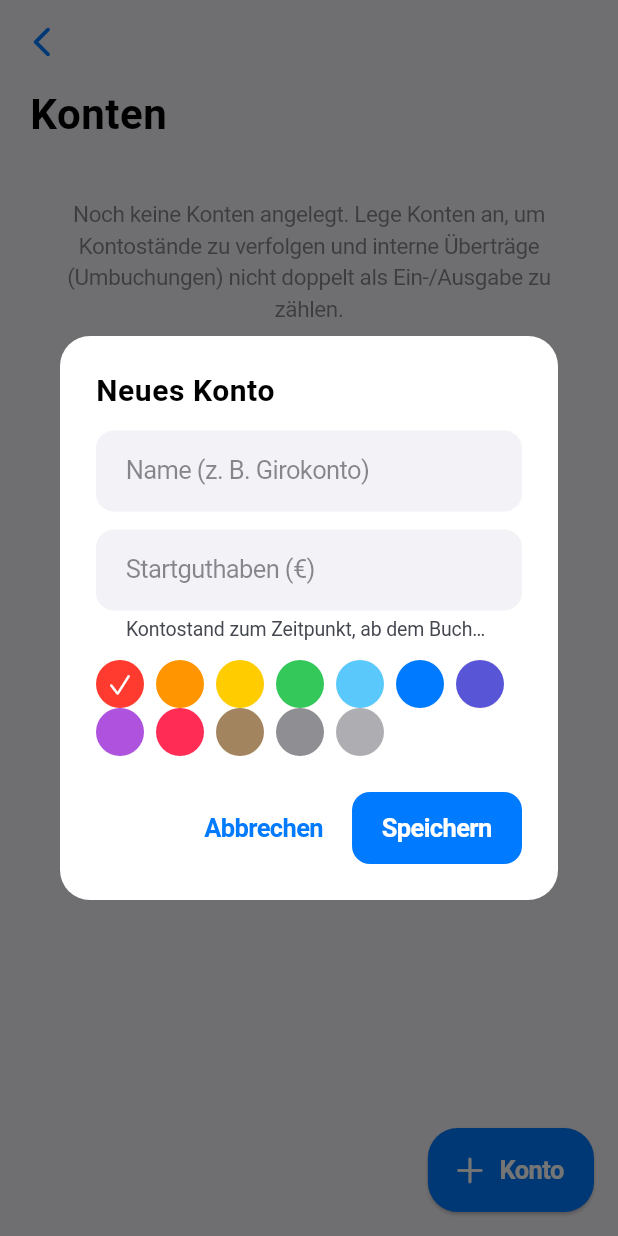
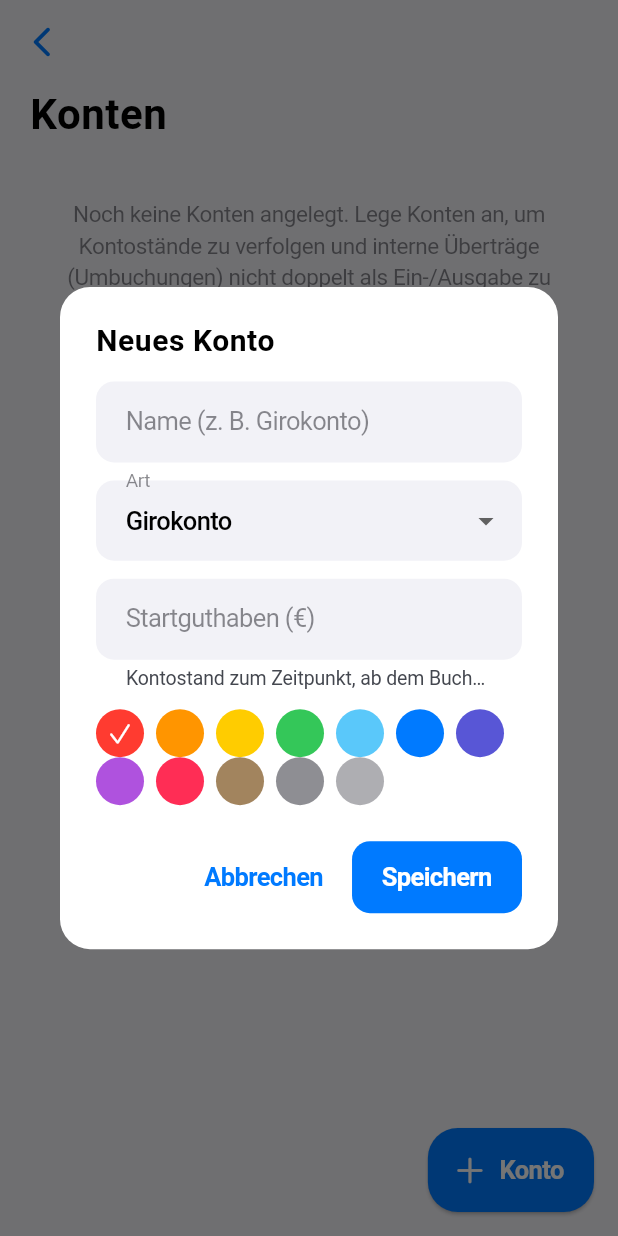
Before and after one commit to TobiasKgr/Remote, a Flutter app: the AccountsScreen screen opened directly, after a tap on "Konto", on a phone screen of 412 x 824 dp. Run offline on Flutter 3.47's test engine with Material 3 defaults, Android fonts, the phone set to English and light mode, and no system bars; our stand-ins replace file_picker, fl_chart, flutter_local_notifications, flutter_riverpod, hive, hive_flutter; missing offline and left inert: dart:html, syncfusion_flutter_pdf; accounts and stored records are empty.

Commit message:
Add account types and fix per-person filtering on the accounts screen
Konten now have a real type (Girokonto/Tagesgeld/Kreditkarte/Kredit)
instead of just a name, so credit cards and loans get their own icon
and grouping instead of looking identical to a checking account. A
loan can now be tracked account-to-account via repayment Umbuchungen
(negative starting balance reduced by transfers), as an alternative
to the existing manual liability-asset entry for untracked debts.

The accounts screen previously always showed every account regardless
of the selected person filter, unlike every other screen - it now
respects the same Alle/Gemeinsam/per-person filter (the transfer
dialog intentionally still lists all accounts, since transfers often
cross people).

Demo data now concretely covers two people with their own checking
accounts plus a shared savings account, a credit card and a tracked
loan, matching the scenario this was built to answer.

```diff
--- a/lib/data/hive_setup.dart
+++ b/lib/data/hive_setup.dart
@@ -35,6 +35,7 @@ Future<void> initHive() async {
   Hive.registerAdapter(CompanyCarAdapter());
   Hive.registerAdapter(BudgetAdapter());
   Hive.registerAdapter(AccountAdapter());
+  Hive.registerAdapter(AccountTypeAdapter());
   Hive.registerAdapter(AssetAdapter());
   Hive.registerAdapter(AssetCategoryAdapter());
 
--- a/lib/models/account.dart
+++ b/lib/models/account.dart
@@ -1,4 +1,31 @@
 import 'package:hive/hive.dart';
+
+/// The kind of account, purely for icon/grouping/labeling purposes - every
+/// type behaves identically in balance calculation (startingBalance + sum of
+/// booked transactions) and can be transferred to/from like any other.
+enum AccountType {
+  girokonto,
+  tagesgeld,
+  kreditkarte,
+
+  /// A tracked loan/credit: [Account.startingBalance] is typically negative
+  /// (the amount owed), and repayment [Transaction]s (or Umbuchungen from
+  /// another own account) reduce the debt over time. For a loan you don't
+  /// want booking-by-booking tracking for, use an [Asset] with
+  /// `AssetCategory.liability` instead - a plain manually-updated value.
+  kredit,
+}
+
+class AccountTypeAdapter extends TypeAdapter<AccountType> {
+  @override
+  final int typeId = 12;
+
+  @override
+  AccountType read(BinaryReader reader) => AccountType.values[reader.readByte()];
+
+  @override
+  void write(BinaryWriter writer, AccountType obj) => writer.writeByte(obj.index);
+}
 
 /// A bank account ("Konto"). Its current balance is derived, not stored:
 /// [startingBalance] plus the sum of all [Transaction.amount] booked to it
@@ -10,12 +37,14 @@ class Account extends HiveObject {
     this.startingBalance = 0,
     this.colorValue = 0xFF2196F3,
     this.personId,
+    this.type = AccountType.girokonto,
   });
 
   final String id;
   String name;
   double startingBalance;
   int colorValue;
+  AccountType type;
 
   /// Owning household member, if any. `null` means shared/not attributed.
   String? personId;
@@ -26,6 +55,7 @@ class Account extends HiveObject {
         'startingBalance': startingBalance,
         'colorValue': colorValue,
         'personId': personId,
+        'type': type.index,
       };
 
   static Account fromJson(Map<String, dynamic> json) => Account(
@@ -34,6 +64,7 @@ class Account extends HiveObject {
         startingBalance: (json['startingBalance'] as num).toDouble(),
         colorValue: json['colorValue'] as int,
         personId: json['personId'] as String?,
+        type: AccountType.values[(json['type'] as int?) ?? 0],
       );
 }
 
@@ -50,6 +81,9 @@ class AccountAdapter extends TypeAdapter<Account> {
       startingBalance: map['startingBalance'] as double,
       colorValue: map['colorValue'] as int,
       personId: map['personId'] as String?,
+      // Accounts persisted before AccountType existed have no 'type' key -
+      // default them to the most common kind (Girokonto).
+      type: AccountType.values[(map['type'] as int?) ?? 0],
     );
   }
 
@@ -61,6 +95,7 @@ class AccountAdapter extends TypeAdapter<Account> {
       'startingBalance': obj.startingBalance,
       'colorValue': obj.colorValue,
       'personId': obj.personId,
+      'type': obj.type.index,
     });
   }
 }
--- a/lib/screens/accounts_screen.dart
+++ b/lib/screens/accounts_screen.dart
@@ -11,19 +11,41 @@ import '../providers/transaction_providers.dart';
 import '../theme/app_theme.dart';
 import '../utils/formatters.dart';
 import '../widgets/apple_widgets.dart';
+import '../widgets/person_filter_bar.dart';
+
+String accountTypeLabel(AccountType type) => switch (type) {
+      AccountType.girokonto => 'Girokonto',
+      AccountType.tagesgeld => 'Tagesgeldkonto',
+      AccountType.kreditkarte => 'Kreditkarte',
+      AccountType.kredit => 'Kredit',
+    };
+
+IconData accountTypeIcon(AccountType type) => switch (type) {
+      AccountType.girokonto => CupertinoIcons.building_2_fill,
+      AccountType.tagesgeld => CupertinoIcons.graph_circle_fill,
+      AccountType.kreditkarte => CupertinoIcons.creditcard_fill,
+      AccountType.kredit => CupertinoIcons.arrow_down_right_circle_fill,
+    };
 
 class AccountsScreen extends ConsumerWidget {
   const AccountsScreen({super.key});
 
   @override
   Widget build(BuildContext context, WidgetRef ref) {
-    final accounts = ref.watch(accountNotifierProvider);
+    final allAccounts = ref.watch(accountNotifierProvider);
     final balances = ref.watch(accountBalancesProvider);
+    final personFilter = ref.watch(selectedPersonFilterProvider);
+    final accounts = filterByPerson(allAccounts, personFilter, (a) => a.personId).toList();
+
+    final groups = <AccountType, List<Account>>{};
+    for (final account in accounts) {
+      groups.putIfAbsent(account.type, () => []).add(account);
+    }
 
     return Scaffold(
       appBar: AppBar(title: const SizedBox.shrink()),
       body: SafeArea(
-        child: accounts.isEmpty
+        child: allAccounts.isEmpty
             ? ListView(
                 children: [
                   const AppleLargeTitle('Konten'),
@@ -38,12 +60,30 @@ class AccountsScreen extends ConsumerWidget {
                   ),
                 ],
               )
-            : ListView(
-                padding: const EdgeInsets.only(bottom: 96),
+            : Column(
                 children: [
                   const AppleLargeTitle('Konten'),
-                  AppleGroupedSection(
-                    children: [for (final account in accounts) _AccountTile(account: account, balance: balances[account.id] ?? 0)],
+                  const PersonFilterBar(),
+                  Expanded(
+                    child: accounts.isEmpty
+                        ? Center(
+                            child: Text(
+                              'Keine Konten für diesen Filter.',
+                              style: TextStyle(color: context.appleColors.secondaryLabel),
+                            ),
+                          )
+                        : ListView(
+                            padding: const EdgeInsets.only(bottom: 96, top: 8),
+                            children: [
+                              for (final type in AccountType.values)
+                                if (groups[type] != null) ...[
+                                  AppleSectionHeader(accountTypeLabel(type)),
+                                  AppleGroupedSection(
+                                    children: [for (final account in groups[type]!) _AccountTile(account: account, balance: balances[account.id] ?? 0)],
+                                  ),
+                                ],
+                            ],
+                          ),
                   ),
                 ],
               ),
@@ -51,10 +91,10 @@ class AccountsScreen extends ConsumerWidget {
       floatingActionButton: Column(
         mainAxisAlignment: MainAxisAlignment.end,
         children: [
-          if (accounts.length >= 2)
+          if (allAccounts.length >= 2)
             FloatingActionButton.extended(
               heroTag: 'account_transfer',
-              onPressed: () => _showTransferDialog(context, ref, accounts),
+              onPressed: () => _showTransferDialog(context, ref, allAccounts),
               icon: const Icon(CupertinoIcons.arrow_right_arrow_left),
               label: const Text('Umbuchung'),
             ),
@@ -78,6 +118,7 @@ Future<void> _showAccountDialog(BuildContext context, WidgetRef ref, {Account? e
   );
   final persons = ref.read(personNotifierProvider);
   String? personId = existing?.personId;
+  AccountType type = existing?.type ?? AccountType.girokonto;
   Color color = existing != null ? Color(existing.colorValue) : AppleColors.pickerPalette.first;
 
   final saved = await showDialog<bool>(
@@ -92,11 +133,20 @@ Future<void> _showAccountDialog(BuildContext context, WidgetRef ref, {Account? e
             children: [
               TextField(controller: nameController, decoration: const InputDecoration(labelText: 'Name (z. B. Girokonto)')),
               const SizedBox(height: 12),
+              DropdownButtonFormField<AccountType>(
+                initialValue: type,
+                decoration: const InputDecoration(labelText: 'Art'),
+                items: AccountType.values.map((t) => DropdownMenuItem(value: t, child: Text(accountTypeLabel(t)))).toList(),
+                onChanged: (v) => setStateDialog(() => type = v!),
+              ),
+              const SizedBox(height: 12),
               TextField(
                 controller: startingBalanceController,
-                decoration: const InputDecoration(
+                decoration: InputDecoration(
                   labelText: 'Startguthaben (€)',
-                  helperText: 'Kontostand zum Zeitpunkt, ab dem Buchungen hier erfasst werden.',
+                  helperText: type == AccountType.kreditkarte || type == AccountType.kredit
+                      ? 'Bereits vorhandene Schulden als negativer Betrag eintragen (z. B. -500).'
+                      : 'Kontostand zum Zeitpunkt, ab dem Buchungen hier erfasst werden.',
                 ),
                 keyboardType: const TextInputType.numberWithOptions(decimal: true, signed: true),
               ),
@@ -144,6 +194,7 @@ Future<void> _showAccountDialog(BuildContext context, WidgetRef ref, {Account? e
       startingBalance: double.tryParse(startingBalanceController.text.replaceAll(',', '.')) ?? 0,
       colorValue: color.toARGB32(),
       personId: personId,
+      type: type,
     );
     await ref.read(accountNotifierProvider.notifier).upsert(account);
   }
@@ -260,9 +311,9 @@ class _AccountTile extends ConsumerWidget {
     final colors = context.appleColors;
 
     return ListTile(
-      leading: CircleAvatar(backgroundColor: Color(account.colorValue), child: const Icon(CupertinoIcons.building_2_fill, color: Colors.white, size: 18)),
+      leading: CircleAvatar(backgroundColor: Color(account.colorValue), child: Icon(accountTypeIcon(account.type), color: Colors.white, size: 18)),
       title: Text(account.name),
-      subtitle: person != null ? Text(person.name) : null,
+      subtitle: Text(person != null ? '${accountTypeLabel(account.type)} · ${person.name}' : accountTypeLabel(account.type)),
       trailing: Text(
         currencyFormat.format(balance),
         style: TextStyle(fontWeight: FontWeight.bold, color: balance >= 0 ? colors.success : colors.danger),
--- a/lib/screens/assets_screen.dart
+++ b/lib/screens/assets_screen.dart
@@ -10,6 +10,7 @@ import '../providers/person_providers.dart';
 import '../theme/app_theme.dart';
 import '../utils/formatters.dart';
 import '../widgets/apple_widgets.dart';
+import 'accounts_screen.dart' show accountTypeIcon, accountTypeLabel;
 
 String assetCategoryLabel(AssetCategory category) => switch (category) {
       AssetCategory.investment => 'Investment/Depot',
@@ -52,8 +53,9 @@ class AssetsScreen extends ConsumerWidget {
                 children: [
                   for (final account in accounts)
                     ListTile(
-                      leading: CircleAvatar(backgroundColor: Color(account.colorValue), child: const Icon(CupertinoIcons.building_2_fill, color: Colors.white, size: 18)),
+                      leading: CircleAvatar(backgroundColor: Color(account.colorValue), child: Icon(accountTypeIcon(account.type), color: Colors.white, size: 18)),
                       title: Text(account.name),
+                      subtitle: Text(accountTypeLabel(account.type)),
                       trailing: Text(currencyFormat.format(accountBalances[account.id] ?? 0)),
                     ),
                 ],
```
Also changed, not shown: lib/services/demo_data_service.dart (+115 -25 lines), 3 other files.
